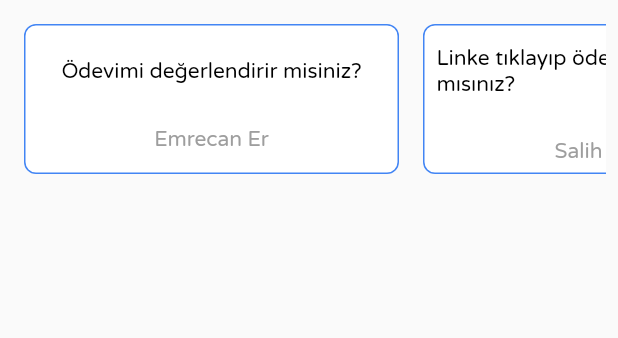
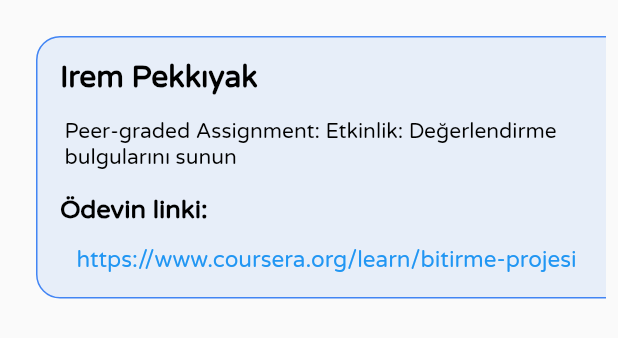
Before and after one commit to emrecan-er/App-Jam-F1, a Flutter app: the Coursera widget shown alone on an empty page, opened directly, on a phone screen of 412 x 824 dp. Shown: the top 338 px of the screen. Run offline on Flutter 3.47's test engine with Material 2 defaults, Android fonts, the phone set to English and light mode, and no system bars; our stand-ins replace awesome_dialog, cloud_firestore, firebase_auth, firebase_core, flutter_datetime_picker, font_awesome_flutter and 8 more; missing offline and left inert: appbar_animated, dart:ffi; accounts and stored records are empty; network calls fail.

Commit message:
Coursera eklendi

```diff
--- a/flutter_application_1/lib/screens/dashboard.dart
+++ b/flutter_application_1/lib/screens/dashboard.dart
@@ -178,8 +178,8 @@
               onPressed: () {
                 sendMessageToSlackBot(
                   '$duyuruText \n\n #$baslik',
-                  'API KEY',
-                  '#general',
+                  'API_KEY',
+                  '#bulusma_duyuru',
                 );
                 AwesomeDialog(
                   context: context,
--- a/flutter_application_1/lib/widgets/coursera.dart
+++ b/flutter_application_1/lib/widgets/coursera.dart
@@ -1,5 +1,7 @@
 import 'package:flutter/material.dart';
 import 'package:flutter_application_1/constants/constans.dart';
+
+import 'coursera_card.dart';
 
 class Coursera extends StatefulWidget {
   const Coursera({super.key});
@@ -20,26 +22,37 @@
             Padding(
               padding: const EdgeInsets.all(8.0),
               child: Container(
-                child: CourseraManager(
-                    message: "Ödevimi değerlendirir misiniz?",
-                    name: "Emrecan Er"),
-              ),
-            ),
-            Padding(
-              padding: const EdgeInsets.all(8.0),
-              child: Container(
-                child: CourseraManager(
-                  message: "Linke tıklayıp ödevime bakar mısınız?",
-                  name: "Salih Büker",
+                child: CourseraCard(
+                  namesurname: 'Irem Pekkıyak',
+                  link: 'https://www.coursera.org/learn/bitirme-projesi',
+                  modulAdi:
+                      'Peer-graded Assignment: Etkinlik: Değerlendirme bulgularını sunun',
+                  backgroundColor: kGoogleBlue,
                 ),
               ),
             ),
             Padding(
               padding: const EdgeInsets.all(8.0),
               child: Container(
-                child: CourseraManager(
-                    message: "Son bir kişi ödevime bakabilir mi?",
-                    name: "Ömer Yılmaz"),
+                child: CourseraCard(
+                  namesurname: 'Irem Pekkıyak',
+                  link: 'https://www.coursera.org/learn/bitirme-projesi',
+                  modulAdi:
+                      'Peer-graded Assignment: Etkinlik: Değerlendirme bulgularını sunun',
+                  backgroundColor: kGoogleBlue,
+                ),
+              ),
+            ),
+            Padding(
+              padding: const EdgeInsets.all(8.0),
+              child: Container(
+                child: CourseraCard(
+                  namesurname: 'Irem Pekkıyak',
+                  link: 'https://www.coursera.org/learn/bitirme-projesi',
+                  modulAdi:
+                      'Peer-graded Assignment: Etkinlik: Değerlendirme bulgularını sunun',
+                  backgroundColor: kGoogleBlue,
+                ),
               ),
             ),
           ],
--- /dev/null
+++ b/flutter_application_1/lib/widgets/coursera_card.dart
@@ -0,0 +1,116 @@
+
+import 'package:flutter/gestures.dart';
+import 'package:flutter/material.dart';
+import 'package:flutter_application_1/screens/to_do_page.dart';
+import 'package:font_awesome_flutter/font_awesome_flutter.dart';
+import 'package:get/get.dart';
+
+import '../constants/constans.dart';
+
+class CourseraCard extends StatelessWidget {
+  String link;
+  String modulAdi;
+  Color backgroundColor;
+  String namesurname;
+
+
+
+  CourseraCard(
+      { required this.backgroundColor,
+        required this.link,
+        required this.namesurname,
+        required this.modulAdi});
+
+  @override
+  Widget build(BuildContext context) {
+    return Padding(
+      padding: const EdgeInsets.all(8.0),
+      child: Container(
+
+        width: Get.width,
+        height: 175,
+        decoration: BoxDecoration(
+          border: Border.all(
+            color: kGoogleBlue,
+          ),
+          color: backgroundColor.withOpacity(0.1),
+          borderRadius: BorderRadius.circular(16,),
+        ),
+        child: Column(
+          mainAxisAlignment: MainAxisAlignment.start,
+          crossAxisAlignment: CrossAxisAlignment.start,
+          children: [
+
+            Padding(
+
+              padding: const EdgeInsets.all(15.0),
+              child: Text(
+                namesurname,
+                style: TextStyle(
+                  fontSize: 20,
+                  fontWeight: FontWeight.bold,
+                  fontFamily: 'VarelaRound',
+                  color: Colors.black,
+                ),
+              ),
+
+            ),
+            Padding(
+              padding: const EdgeInsets.fromLTRB(18.0, 0.0, 8.0, 8.0),
+              child: Text(
+                modulAdi,
+                style: TextStyle(
+                  fontFamily: 'VarelaRound',
+                  color: Colors.black,
+                ),
+              ),
+            ),
+
+            Padding(
+              padding: const EdgeInsets.fromLTRB(15.0, 8.0, 8.0, 0.0),
+              child: Row(
+                children: [
+                  Text(
+                    'Ödevin linki:',
+                    style: TextStyle(
+                      fontWeight: FontWeight.bold,
+                      fontSize: 17,
+                      fontFamily: 'VarelaRound',
+                      color: Colors.black,
+                    ),
+                  )
+                ],
+              ),
+            ),
+            Padding(
+                padding: const EdgeInsets.fromLTRB(18.0, 0.0, 8.0, 0.0),
+                child: Row(
+
+              mainAxisAlignment: MainAxisAlignment.start,
+              children: [
+                TextButton(
+                  child:Text(
+                    link,
+                    style: TextStyle(
+                      fontSize: 15,
+                      fontFamily: 'VarelaRound',
+                      color: Colors.blue,
+                    ),
+                  ) ,
+                  onPressed: () {
+                    Navigator.push(
+                      context,
+                      MaterialPageRoute(builder: (context) => ToDoPage()),
+                    );
+                  },
+            ),
+
+              ],
+            )
+            ),
+          ],
+        ),
+      ),
+    );
+  }
+}
--- a/flutter_application_1/lib/widgets/task_list_item.dart
+++ b/flutter_application_1/lib/widgets/task_list_item.dart
@@ -17,7 +17,6 @@
   late LocalStorage _localStorage;
   @override
   void initState() {
-    // TODO: implement initState
     super.initState();
     _localStorage = locator<LocalStorage>();
     _taskNameController.text = widget.task.name;
```
Also changed, not shown: flutter_application_1/lib/screens/coursera_page.dart (+133 -1 lines).
